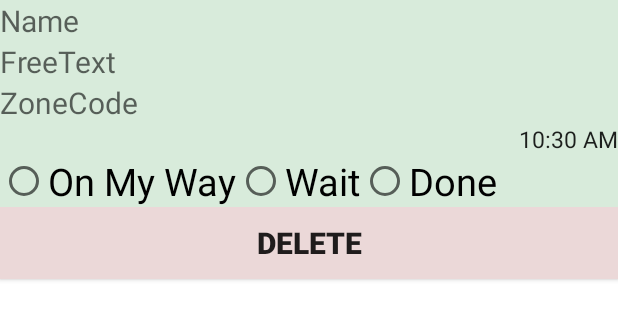
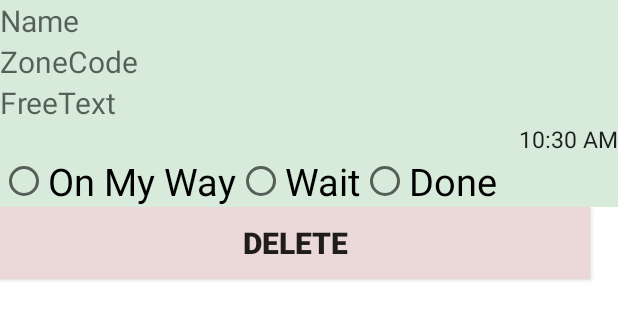
Before and after one commit to aseelzene121/MyCustomerService, an Android app: the layout item_request.xml on its own in the app's theme, with its tools: preview values and no code run, on a phone screen of 412 x 824 dp. Shown: the top 320 px of the screen. Run offline under Robolectric (Android 15) with nearby library versions, the phone set to English and light mode, and no system bars.

Commit message:
Merge remote-tracking branch 'origin/master'
# Conflicts:
#	.idea/misc.xml

```diff
--- a/app/src/main/res/layout/item_request.xml
+++ b/app/src/main/res/layout/item_request.xml
@@ -18,8 +18,8 @@
         android:layout_height="wrap_content"
 
         android:ems="10"
-        android:id="@+id/etFreeText"
-        android:hint="FreeText"
+        android:id="@+id/etZoneCode"
+        android:hint="ZoneCode"
         android:textSize="20dp" />
 
     <TextView
@@ -27,8 +27,8 @@
         android:layout_height="wrap_content"
 
         android:ems="10"
-        android:id="@+id/etZoneCode"
-        android:hint="ZoneCode"
+        android:id="@+id/etFreeText"
+        android:hint="FreeText"
         android:textSize="20dp" />
 
     <TextClock
@@ -78,7 +78,7 @@
         android:baselineAligned="false">
 
         <Button
-            android:layout_width="match_parent"
+            android:layout_width="393dp"
             android:layout_height="wrap_content"
             android:text="@string/Delete"
             android:id="@+id/btnDel"
```
